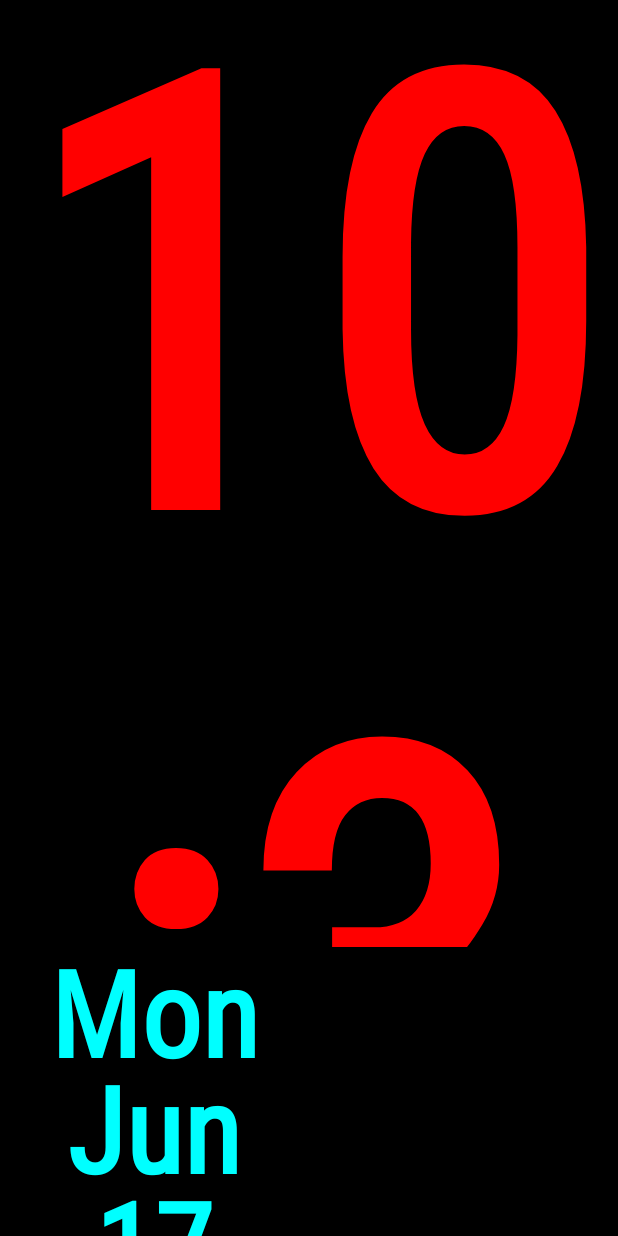
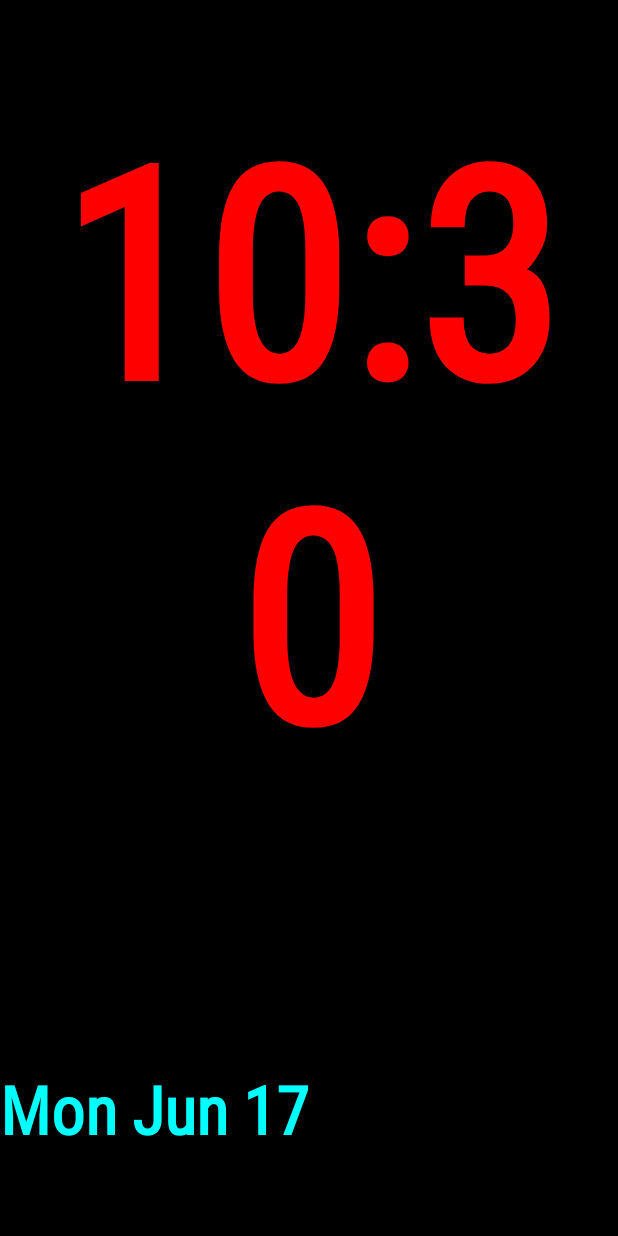
Before and after one commit to jtashiro/BigClock, an Android app: the screen it shows after launch (MainActivity), on a phone screen of 412 x 824 dp. Run offline under Robolectric (Android 15) with nearby library versions, the light colour scheme and no system bars.

Commit message:
added AutoResizeTextView.java to expand text to fill screen - doesnt work that well.

```diff
--- /dev/null
+++ b/app/src/main/java/com/fiospace/bigclock/AutoResizeTextView.java
@@ -0,0 +1,58 @@
+package com.fiospace.bigclock;
+
+import android.content.Context;
+import android.graphics.Rect;
+import android.util.AttributeSet;
+import android.util.TypedValue;
+
+public class AutoResizeTextView extends androidx.appcompat.widget.AppCompatTextView {
+    private Rect boundsRect = new Rect();
+    private Rect textRect = new Rect();
+
+    public AutoResizeTextView(Context context) {
+        super(context);
+        init();
+    }
+
+    public AutoResizeTextView(Context context, AttributeSet attrs) {
+        super(context, attrs);
+        init();
+    }
+
+    public AutoResizeTextView(Context context, AttributeSet attrs, int defStyle) {
+        super(context, attrs, defStyle);
+        init();
+    }
+
+    private void init() {
+        setPadding(0, 0, 0, 0);
+        setIncludeFontPadding(false);
+    }
+
+    @Override
+    protected void onTextChanged(CharSequence text, int start, int before, int after) {
+        super.onTextChanged(text, start, before, after);
+        adjustTextSize();
+    }
+
+    @Override
+    protected void onSizeChanged(int w, int h, int oldw, int oldh) {
+        super.onSizeChanged(w, h, oldw, oldh);
+        adjustTextSize();
+    }
+
+    private void adjustTextSize() {
+        if (getWidth() <= 0 || getHeight() <= 0) return;
+
+        boundsRect.set(0, 0, getWidth(), getHeight());
+        float textSize = getTextSize();
+
+        getPaint().getTextBounds(getText().toString(), 0, getText().length(), textRect);
+
+        while ((textRect.width() > boundsRect.width() || textRect.height() > boundsRect.height()) && textSize > 0) {
+            textSize--;
+            setTextSize(TypedValue.COMPLEX_UNIT_PX, textSize);
+            getPaint().getTextBounds(getText().toString(), 0, getText().length(), textRect);
+        }
+    }
+}
--- a/app/src/main/java/com/fiospace/bigclock/MainActivity.java
+++ b/app/src/main/java/com/fiospace/bigclock/MainActivity.java
@@ -1,8 +1,12 @@
 package com.fiospace.bigclock;
 
 import androidx.appcompat.app.AppCompatActivity;
+
+import android.content.res.Configuration;
 import android.os.Bundle;
 import android.os.Handler;
+import android.os.Handler;
+import android.os.Looper;
 import android.view.WindowManager;
 import android.widget.TextView;
 import java.text.SimpleDateFormat;
@@ -40,13 +44,18 @@ public class MainActivity extends AppCompatActivity {
     private static final String BASE_URL = "https://api.openweathermap.org/data/2.5/";
     private FusedLocationProviderClient fusedLocationClient;
 
-    private TextView textViewTime;
-    private TextView textViewDate;
-    private TextView textViewWeather;
+    private AutoResizeTextView textViewTime;
+    private AutoResizeTextView textViewDate;
+    private AutoResizeTextView textViewWeather;
 
     private Handler handler = new Handler();
     private Runnable runnable;
     private boolean showColon = true;
+
+    private Handler weatherUpdateHandler;
+    private Runnable weatherUpdateRunnable;
+    private int updateFrequency = 60000 * 60; // Default frequency in milliseconds (1 hour)
+
 
     @Override
     protected void onCreate(Bundle savedInstanceState) {
@@ -69,9 +78,12 @@ public class MainActivity extends AppCompatActivity {
 
         if (checkSelfPermission(Manifest.permission.ACCESS_FINE_LOCATION) != PackageManager.PERMISSION_GRANTED) {
             requestPermissions(new String[]{Manifest.permission.ACCESS_FINE_LOCATION}, 1);
-        } else {
+        }
+        /*
+        else {
             getLocationAndFetchWeather();
         }
+*/
 
         runnable = new Runnable() {
             @Override
@@ -81,6 +93,11 @@ public class MainActivity extends AppCompatActivity {
             }
         };
         handler.post(runnable);
+
+        startWeatherUpdates();
+
+        // Adjust font size based on device settings
+        //adjustFontSizes();
     }
 
     private void getLocationAndFetchWeather() {
@@ -100,6 +117,8 @@ public class MainActivity extends AppCompatActivity {
     }
 
     private void fetchWeather(double lat, double lon) {
+        Log.i(TAG, "fetchWeather API call");
+
         Gson gson = new GsonBuilder().create();
 
         Retrofit retrofit = new Retrofit.Builder()
@@ -131,6 +150,26 @@ public class MainActivity extends AppCompatActivity {
         });
     }
 
+
+    private void startWeatherUpdates() {
+        weatherUpdateHandler = new Handler(Looper.getMainLooper());
+        weatherUpdateRunnable = new Runnable() {
+            @Override
+            public void run() {
+                getLocationAndFetchWeather();
+                weatherUpdateHandler.postDelayed(this, updateFrequency);
+            }
+        };
+        weatherUpdateHandler.post(weatherUpdateRunnable);
+    }
+
+    private void stopWeatherUpdates() {
+        if (weatherUpdateHandler != null && weatherUpdateRunnable != null) {
+            weatherUpdateHandler.removeCallbacks(weatherUpdateRunnable);
+        }
+    }
+
+
     @Override
     public void onRequestPermissionsResult(int requestCode, @NonNull String[] permissions, @NonNull int[] grantResults) {
         super.onRequestPermissionsResult(requestCode, permissions, grantResults);
@@ -157,7 +196,25 @@ public class MainActivity extends AppCompatActivity {
     @Override
     protected void onDestroy() {
         super.onDestroy();
+        stopWeatherUpdates();
         handler.removeCallbacks(runnable);
     }
 
+    private float getFontScale() {
+        Configuration configuration = getResources().getConfiguration();
+        return configuration.fontScale;
+    }
+
+    private void adjustFontSizes() {
+        float fontScale = getFontScale();
+        Log.i(TAG,"fontScale=" + fontScale);
+
+        // Adjust the font sizes based on the scale
+        textViewTime.setTextSize(396 * fontScale);
+        textViewDate.setTextSize(80 * fontScale);
+        textViewWeather.setTextSize(125 * fontScale);
+    }
+
+
+
 }
--- a/app/src/main/res/layout/activity_main.xml
+++ b/app/src/main/res/layout/activity_main.xml
@@ -3,25 +3,29 @@
     android:layout_width="match_parent"
     android:layout_height="match_parent"
     android:background="#000000"
+    android:gravity="center"
     android:orientation="vertical"
-    android:gravity="center"
+    android:padding="0dp"
     android:weightSum="3">
 
     <!-- TextView for the time -->
 
-    <TextView
+    <com.fiospace.bigclock.AutoResizeTextView
         android:id="@+id/textViewTime"
         android:layout_width="match_parent"
         android:layout_height="0dp"
+        android:layout_margin="0dp"
         android:layout_weight="2.4"
         android:fontFamily="@font/roboto_condensed_regular"
         android:gravity="center"
         android:includeFontPadding="false"
-        android:lineSpacingExtra="-16sp"
+        android:lineSpacingExtra="0dp"
+        android:minHeight="0dp"
+        android:padding="0dp"
         android:paddingTop="0dp"
         android:textAlignment="center"
         android:textColor="#FF0000"
-        android:textSize="396sp"
+        android:textSize="500sp"
         android:textStyle="bold" />
 
     <LinearLayout
@@ -31,40 +35,41 @@
         android:background="#000000"
         android:gravity="center"
         android:orientation="horizontal"
+        android:padding="0dp"
         android:weightSum="2"
 
         >
 
 
         <!-- TextView for the date -->
-        <TextView
+        <com.fiospace.bigclock.AutoResizeTextView
             android:id="@+id/textViewDate"
             android:layout_width="match_parent"
             android:layout_height="match_parent"
+            android:layout_weight="1"
             android:fontFamily="@font/roboto_condensed_regular"
             android:gravity="center"
             android:includeFontPadding="false"
-            android:lineSpacingExtra="-16sp"
+            android:lineSpacingExtra="0dp"
             android:textAlignment="center"
             android:textColor="@color/cyan"
-            android:layout_weight="1"
-            android:textSize="80sp"
+            android:textSize="100sp"
             android:textStyle="bold" />
 
         <!-- TextView for the weather -->
-        <TextView
+        <com.fiospace.bigclock.AutoResizeTextView
             android:id="@+id/textViewWeather"
             android:layout_width="match_parent"
             android:layout_height="match_parent"
+            android:layout_weight="1"
             android:fontFamily="@font/roboto_condensed_regular"
-            android:gravity="center"
+            android:gravity="center|top"
             android:includeFontPadding="false"
-            android:lineSpacingExtra="-16sp"
+            android:lineSpacingExtra="0dp"
             android:paddingTop="0dp"
             android:textAlignment="gravity"
             android:textColor="@color/white"
-            android:layout_weight="1"
-            android:textSize="100sp"
+            android:textSize="140sp"
             android:textStyle="bold" />
     </LinearLayout>
 
```
